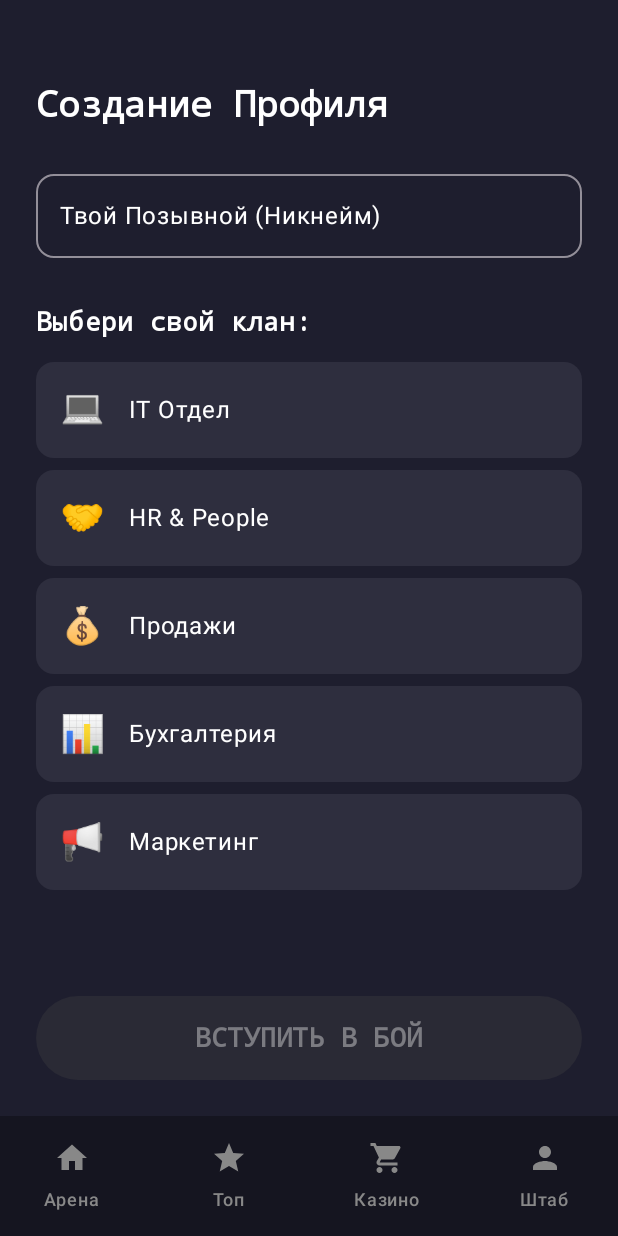
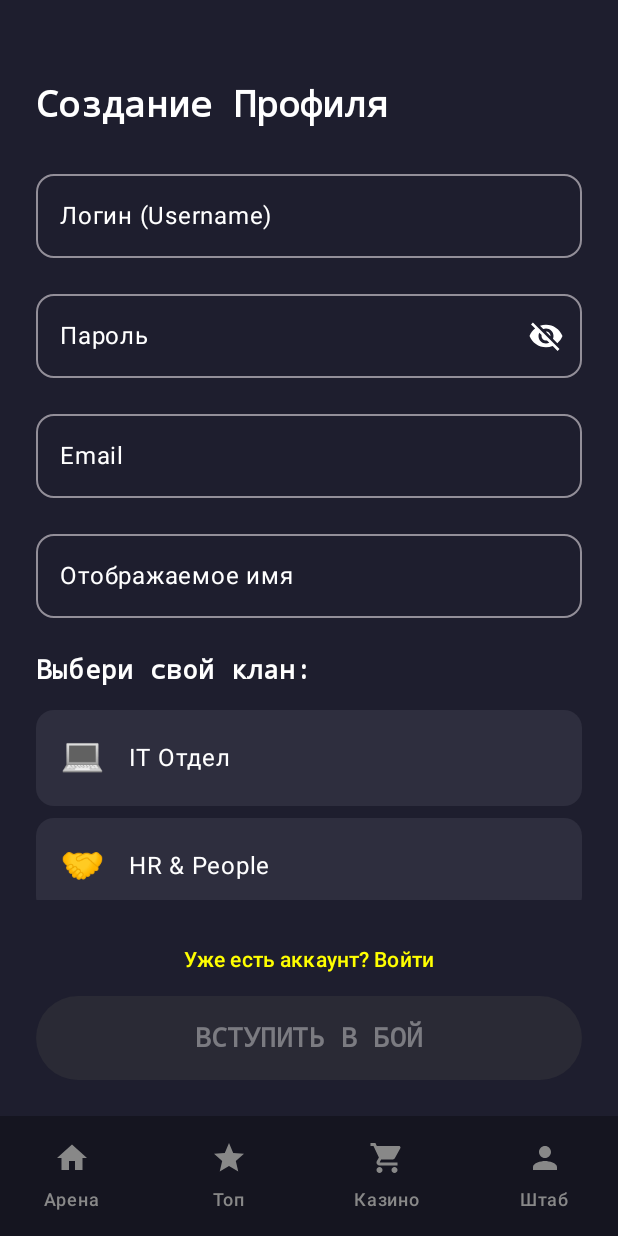
Before and after one commit to lapcevichme/WinterHackathon, an Android app built with Jetpack Compose: the login screen opened through its navigation route, on a phone screen of 412 x 824 dp. Run offline under Robolectric (Android 15) with nearby library versions, the light colour scheme and no system bars; our stand-ins replace Dagger/Hilt's generated code; libraries missing offline, so code that uses them is left out: androidx.hilt.lifecycle, com.jakewharton.retrofit2.

Commit message:
feat(mobile): Implemented auth to mobile

```diff
--- /dev/null
+++ b/mobile/app/src/main/java/com/lapcevichme/winterhackathon/core/manager/TokenManager.kt
@@ -0,0 +1,39 @@
+package com.lapcevichme.winterhackathon.core.manager
+
+import android.content.Context
+import android.content.SharedPreferences
+import dagger.hilt.android.qualifiers.ApplicationContext
+import javax.inject.Inject
+import javax.inject.Singleton
+import androidx.core.content.edit
+
+@Singleton
+class TokenManager @Inject constructor(
+    @ApplicationContext context: Context
+) {
+    private val prefs: SharedPreferences = context.getSharedPreferences("auth_prefs", Context.MODE_PRIVATE)
+
+    companion object {
+        private const val KEY_ACCESS_TOKEN = "access_token"
+        private const val KEY_REFRESH_TOKEN = "refresh_token"
+    }
+
+    fun saveTokens(accessToken: String, refreshToken: String) {
+        prefs.edit {
+            putString(KEY_ACCESS_TOKEN, accessToken)
+                .putString(KEY_REFRESH_TOKEN, refreshToken)
+        }
+    }
+
+    fun getAccessToken(): String? {
+        return prefs.getString(KEY_ACCESS_TOKEN, null)
+    }
+
+    fun getRefreshToken(): String? {
+        return prefs.getString(KEY_REFRESH_TOKEN, null)
+    }
+
+    fun clearTokens() {
+        prefs.edit { clear() }
+    }
+}
--- /dev/null
+++ b/mobile/app/src/main/java/com/lapcevichme/winterhackathon/di/AuthModule.kt
@@ -0,0 +1,28 @@
+package com.lapcevichme.winterhackathon.di
+
+import com.lapcevichme.winterhackathon.data.remote.AuthApiService
+import com.lapcevichme.winterhackathon.data.repository.impl.AuthRepositoryImpl
+import com.lapcevichme.winterhackathon.domain.repository.AuthRepository
+import dagger.Module
+import dagger.Provides
+import dagger.hilt.InstallIn
+import dagger.hilt.components.SingletonComponent
+import retrofit2.Retrofit
+import javax.inject.Singleton
+
+@Module
+@InstallIn(SingletonComponent::class)
+object AuthModule {
+
+    @Provides
+    @Singleton
+    fun provideAuthApiService(retrofit: Retrofit): AuthApiService {
+        return retrofit.create(AuthApiService::class.java)
+    }
+
+    @Provides
+    @Singleton
+    fun provideAuthRepository(impl: AuthRepositoryImpl): AuthRepository {
+        return impl
+    }
+}
--- a/mobile/app/src/main/java/com/lapcevichme/winterhackathon/di/NetworkModule.kt
+++ b/mobile/app/src/main/java/com/lapcevichme/winterhackathon/di/NetworkModule.kt
@@ -15,7 +15,7 @@ import javax.inject.Singleton
 @InstallIn(SingletonComponent::class)
 object NetworkModule {
 
-    private const val BASE_URL = "" // TODO IMPLEMENT BASE URL!!!
+    private const val BASE_URL = "https://winterhac-blabka.amvera.io/"
 
     @Provides
     @Singleton
--- /dev/null
+++ b/mobile/app/src/main/java/com/lapcevichme/winterhackathon/domain/repository/AuthRepository.kt
@@ -0,0 +1,10 @@
+package com.lapcevichme.winterhackathon.domain.repository
+
+import com.lapcevichme.winterhackathon.data.remote.RegisterRequest
+
+interface AuthRepository {
+    suspend fun login(username: String, password: String): Result<Unit>
+    suspend fun register(request: RegisterRequest): Result<Unit>
+    suspend fun logout(): Result<Unit>
+    fun isUserLoggedIn(): Boolean
+}
--- a/mobile/app/src/main/java/com/lapcevichme/winterhackathon/presentation/auth/LoginScreen.kt
+++ b/mobile/app/src/main/java/com/lapcevichme/winterhackathon/presentation/auth/LoginScreen.kt
@@ -1,23 +1,37 @@
 package com.lapcevichme.winterhackathon.presentation.auth
 
+import android.widget.Toast
+import androidx.compose.animation.AnimatedVisibility
+import androidx.compose.animation.expandVertically
+import androidx.compose.animation.fadeIn
+import androidx.compose.animation.fadeOut
+import androidx.compose.animation.shrinkVertically
 import androidx.compose.foundation.background
 import androidx.compose.foundation.clickable
 import androidx.compose.foundation.layout.*
 import androidx.compose.foundation.lazy.LazyColumn
 import androidx.compose.foundation.lazy.items
 import androidx.compose.foundation.shape.RoundedCornerShape
+import androidx.compose.foundation.text.KeyboardOptions
 import androidx.compose.material.icons.Icons
 import androidx.compose.material.icons.filled.Check
+import androidx.compose.material.icons.filled.Visibility
+import androidx.compose.material.icons.filled.VisibilityOff
 import androidx.compose.material3.*
 import androidx.compose.runtime.*
 import androidx.compose.ui.Alignment
 import androidx.compose.ui.Modifier
 import androidx.compose.ui.draw.clip
+import androidx.compose.ui.platform.LocalContext
+import androidx.compose.ui.text.input.KeyboardType
+import androidx.compose.ui.text.input.PasswordVisualTransformation
+import androidx.compose.ui.text.input.VisualTransformation
 import androidx.compose.ui.unit.dp
+import androidx.hilt.lifecycle.viewmodel.compose.hiltViewModel
 import androidx.navigation.NavController
 import com.lapcevichme.winterhackathon.ui.navigation.Screen
 
-// TODO команды/отделы с бэка получать
+// TODO команды/отделы с бэка получать (пока хардкод ок)
 data class Department(val id: String, val name: String, val emoji: String)
 
 val departments = listOf(
@@ -31,10 +45,34 @@ val departments = listOf(
 @Composable
 fun LoginScreen(
     navController: NavController,
-    preselectedTeamId: String? = null
+    preselectedTeamId: String? = null,
+    viewModel: LoginViewModel = hiltViewModel()
 ) {
+    val uiState by viewModel.uiState.collectAsState()
+    val context = LocalContext.current
+
     var nickname by remember { mutableStateOf("") }
+    var password by remember { mutableStateOf("") }
+    var email by remember { mutableStateOf("") }
+    var realName by remember { mutableStateOf("") }
+
+    var isPasswordVisible by remember { mutableStateOf(false) }
     var selectedTeamId by remember(preselectedTeamId) { mutableStateOf(preselectedTeamId) }
+
+    LaunchedEffect(uiState.isSuccess) {
+        if (uiState.isSuccess) {
+            navController.navigate(Screen.Home.route) {
+                popUpTo(Screen.Login.route) { inclusive = true }
+            }
+        }
+    }
+
+    LaunchedEffect(uiState.error) {
+        uiState.error?.let {
+            Toast.makeText(context, it, Toast.LENGTH_LONG).show()
+            viewModel.errorShown()
+        }
+    }
 
     LaunchedEffect(preselectedTeamId) {
         if (preselectedTeamId != null) {
@@ -51,7 +89,7 @@ fun LoginScreen(
         Spacer(modifier = Modifier.height(32.dp))
 
         Text(
-            "Создание Профиля",
+            if (uiState.isLoginMode) "Вход в систему" else "Создание Профиля",
             style = MaterialTheme.typography.headlineMedium,
             color = MaterialTheme.colorScheme.onBackground
         )
@@ -61,7 +99,7 @@ fun LoginScreen(
         OutlinedTextField(
             value = nickname,
             onValueChange = { nickname = it },
-            label = { Text("Твой Позывной (Никнейм)") },
+            label = { Text("Логин (Username)") },
             singleLine = true,
             modifier = Modifier.fillMaxWidth(),
             shape = RoundedCornerShape(12.dp),
@@ -71,8 +109,75 @@ fun LoginScreen(
             )
         )
 
-        Spacer(modifier = Modifier.height(32.dp))
+        Spacer(modifier = Modifier.height(16.dp))
 
+        OutlinedTextField(
+            value = password,
+            onValueChange = { password = it },
+            label = { Text("Пароль") },
+            singleLine = true,
+            visualTransformation = if (isPasswordVisible) VisualTransformation.None else PasswordVisualTransformation(),
+            keyboardOptions = KeyboardOptions(keyboardType = KeyboardType.Password),
+            trailingIcon = {
+                IconButton(onClick = { isPasswordVisible = !isPasswordVisible }) {
+                    Icon(
+                        imageVector = if (isPasswordVisible) Icons.Default.Visibility else Icons.Default.VisibilityOff,
+                        contentDescription = "Toggle password visibility"
+                    )
+                }
+            },
+            modifier = Modifier.fillMaxWidth(),
+            shape = RoundedCornerShape(12.dp),
+            colors = OutlinedTextFieldDefaults.colors(
+                focusedBorderColor = MaterialTheme.colorScheme.primary,
+                unfocusedBorderColor = MaterialTheme.colorScheme.outline
+            )
+        )
+
+        AnimatedVisibility(
+            visible = !uiState.isLoginMode,
+            enter = expandVertically() + fadeIn(),
+            exit = shrinkVertically() + fadeOut()
+        ) {
+            Column {
+                Spacer(modifier = Modifier.height(16.dp))
+
+                // Email
+                OutlinedTextField(
+                    value = email,
+                    onValueChange = { email = it },
+                    label = { Text("Email") },
+                    singleLine = true,
+                    keyboardOptions = KeyboardOptions(keyboardType = KeyboardType.Email),
+                    modifier = Modifier.fillMaxWidth(),
+                    shape = RoundedCornerShape(12.dp),
+                    colors = OutlinedTextFieldDefaults.colors(
+                        focusedBorderColor = MaterialTheme.colorScheme.primary,
+                        unfocusedBorderColor = MaterialTheme.colorScheme.outline
+                    )
+                )
+
+                Spacer(modifier = Modifier.height(16.dp))
+
+                // Display Name
+                OutlinedTextField(
+                    value = realName,
+                    onValueChange = { realName = it },
+                    label = { Text("Отображаемое имя") },
+                    singleLine = true,
+                    modifier = Modifier.fillMaxWidth(),
+                    shape = RoundedCornerShape(12.dp),
+                    colors = OutlinedTextFieldDefaults.colors(
+                        focusedBorderColor = MaterialTheme.colorScheme.primary,
+                        unfocusedBorderColor = MaterialTheme.colorScheme.outline
+                    )
+                )
+            }
+        }
+
+        Spacer(modifier = Modifier.height(24.dp))
+
+        if (!uiState.isLoginMode) {
             Text(
                 "Выбери свой клан:",
                 style = MaterialTheme.typography.titleMedium,
@@ -93,17 +198,35 @@ fun LoginScreen(
                     )
                 }
             }
+        } else {
+            Spacer(modifier = Modifier.weight(1f))
+        }
 
         Spacer(modifier = Modifier.height(16.dp))
 
+        TextButton(
+            onClick = { viewModel.toggleMode() },
+            modifier = Modifier.align(Alignment.CenterHorizontally)
+        ) {
+            Text(
+                if (uiState.isLoginMode) "Нет аккаунта? Создать" else "Уже есть аккаунт? Войти"
+            )
+        }
+
         Button(
             onClick = {
-                // TODO: Сохранить данные на сервер/локально
-                navController.navigate(Screen.Home.route) {
-                    popUpTo(Screen.Login.route) { inclusive = true }
-                }
+                viewModel.submit(
+                    nickname = nickname,
+                    password = password,
+                    email = email,
+                    displayName = realName,
+                    departmentId = selectedTeamId
+                )
             },
-            enabled = nickname.isNotBlank() && selectedTeamId != null,
+            enabled = !uiState.isLoading &&
+                    nickname.isNotBlank() &&
+                    password.isNotBlank() &&
+                    (uiState.isLoginMode || (email.isNotBlank() && realName.isNotBlank() && selectedTeamId != null)),
             modifier = Modifier
                 .fillMaxWidth()
                 .height(56.dp),
@@ -112,7 +235,17 @@ fun LoginScreen(
                 disabledContainerColor = MaterialTheme.colorScheme.surfaceVariant
             )
         ) {
-            Text("ВСТУПИТЬ В БОЙ", style = MaterialTheme.typography.titleMedium)
+            if (uiState.isLoading) {
+                CircularProgressIndicator(
+                    modifier = Modifier.size(24.dp),
+                    color = MaterialTheme.colorScheme.onPrimary
+                )
+            } else {
+                Text(
+                    if (uiState.isLoginMode) "ВОЙТИ" else "ВСТУПИТЬ В БОЙ",
+                    style = MaterialTheme.typography.titleMedium
+                )
+            }
         }
     }
 }
--- /dev/null
+++ b/mobile/app/src/main/java/com/lapcevichme/winterhackathon/presentation/auth/LoginUiState.kt
@@ -0,0 +1,8 @@
+package com.lapcevichme.winterhackathon.presentation.auth
+
+data class LoginUiState(
+    val isLoading: Boolean = false,
+    val error: String? = null,
+    val isSuccess: Boolean = false,
+    val isLoginMode: Boolean = false
+)
```
Also changed, not shown: mobile/app/src/main/java/com/lapcevichme/winterhackathon/core/network/AuthInterceptor.kt (added, +29 -0 lines), mobile/app/src/main/java/com/lapcevichme/winterhackathon/data/remote/AuthApiService.kt (added, +66 -0 lines), mobile/app/src/main/java/com/lapcevichme/winterhackathon/data/repository/impl/AuthRepositoryImpl.kt (added, +85 -0 lines), mobile/app/src/main/java/com/lapcevichme/winterhackathon/presentation/auth/LoginViewModel.kt (added, +86 -0 lines). Lines whose indentation alone changed are shown as unchanged.
